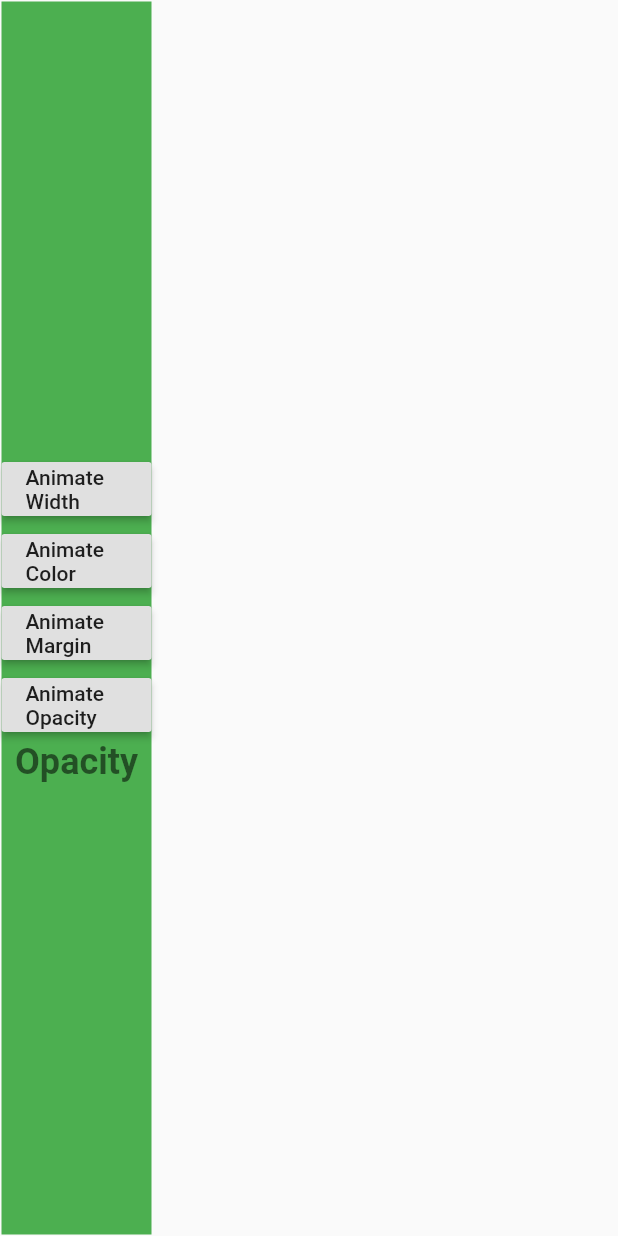
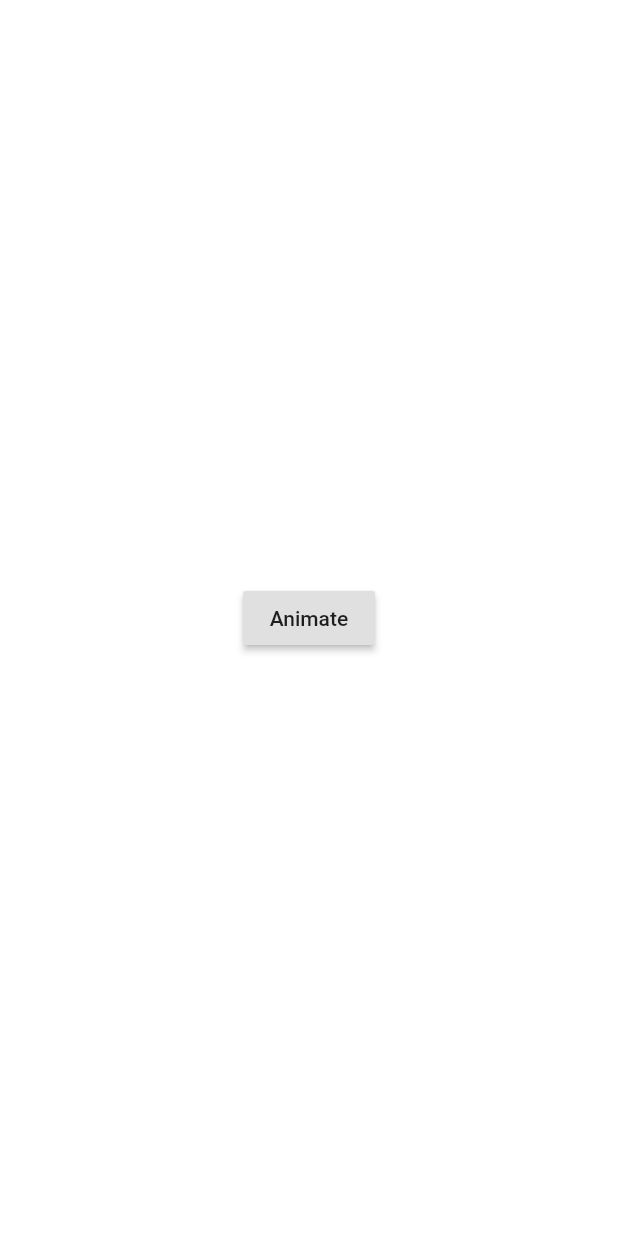
Before and after one commit to Amrit0786/FlutterAnimation, a Flutter app: the screen it shows after launch, on a phone screen of 412 x 824 dp. Run offline on Flutter 3.47's test engine with Material 2 defaults, Android fonts, the phone set to English and light mode, and no system bars.

Commit message:
USed TweenBuilder to do animation

```diff
--- a/lib/main.dart
+++ b/lib/main.dart
@@ -1,5 +1,6 @@
 import 'package:flutter/material.dart';
 import 'package:flutter_animation/implicit_animation.dart';
+import 'package:flutter_animation/tween_animation.dart';
 
 void main() {
   runApp(MyApp());
@@ -14,7 +15,8 @@ class MyApp extends StatelessWidget {
         primarySwatch: Colors.blue,
         visualDensity: VisualDensity.adaptivePlatformDensity,
       ),
-      home: ImplicitAnimation(),
+      home:
+          TweenAnimation(), // Change the class Name to see different types of animation
     );
   }
 }
--- /dev/null
+++ b/lib/tween_animation.dart
@@ -0,0 +1,48 @@
+import 'package:flutter/material.dart';
+
+class TweenAnimation extends StatefulWidget {
+  @override
+  _TweenAnimationState createState() => _TweenAnimationState();
+}
+
+class _TweenAnimationState extends State<TweenAnimation> {
+  bool isAnimated = false;
+
+  bool toggleAnimation() => isAnimated = !isAnimated;
+
+  @override
+  Widget build(BuildContext context) {
+    return Container(
+      color: Colors.white,
+      child: Stack(
+        children: [
+          Center(
+            child: RaisedButton(
+              onPressed: () => setState(() {
+                toggleAnimation();
+              }),
+              child: Text(isAnimated ? 'Reset' : 'Animate'),
+            ),
+          ),
+          isAnimated
+              ? TweenAnimationBuilder(
+                  child: Text(
+                    'Tween Animation',
+                    style: TextStyle(fontSize: 24, fontWeight: FontWeight.bold),
+                  ),
+                  duration: Duration(seconds: 1),
+                  tween: Tween<double>(begin: 0, end: 1),
+                  builder: (context, val, child) {
+                    return Opacity(
+                      child: Padding(
+                          padding: EdgeInsets.all(val * 100), child: child),
+                      opacity: val,
+                    );
+                  },
+                )
+              : Text(''),
+        ],
+      ),
+    );
+  }
+}
```
